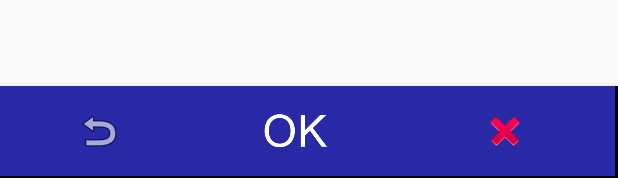
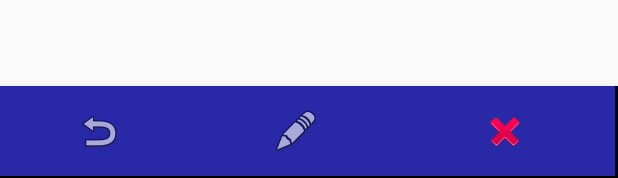
Before and after one commit to nokia-wroclaw/innovativeproject-smart-sms, an Android app: the layout list_of_rules.xml on its own in the app's theme, with its tools: preview values and no code run, on a phone screen of 412 x 824 dp. Shown: the part 1058-1236 px from the top of the screen. Run offline under Robolectric (Android 15) with nearby library versions, the phone set to English and light mode, and no system bars.

Commit message:
fixes list of views

```diff
--- a/SmartSms/app/src/main/res/layout/list_of_rules.xml
+++ b/SmartSms/app/src/main/res/layout/list_of_rules.xml
@@ -46,7 +46,7 @@
                 android:backgroundTint="@color/colorPrimaryDark"
                 android:contentDescription="@android:string/cancel"
                 android:focusableInTouchMode="true"
-                app:srcCompat="@mipmap/ic_ok" />
+                app:srcCompat="@android:drawable/ic_menu_edit" />
 
             android:padding="0dp" />
 
```
Also changed, not shown: 6 other files.
